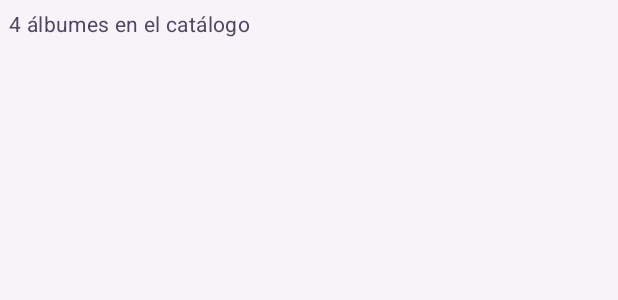
After one commit to juanfelipe99/desarrollo-movil-dream-team, an Android app: the layout item_album_count.xml on its own in the app's theme, with its tools: preview values and no code run, on a phone screen of 412 x 824 dp. The commit adds this screen. Shown: the top 300 px of the screen. Run offline under Robolectric (Android 15) with nearby library versions, the light colour scheme and no system bars.

Commit message:
Catálogo como en el prototipo: conteo, intérpretes y vacío según el rol

```diff
--- a/app/src/main/java/com/equipo2/vinilos/ui/albums/list/AlbumAdapter.kt
+++ b/app/src/main/java/com/equipo2/vinilos/ui/albums/list/AlbumAdapter.kt
@@ -11,7 +11,7 @@ import com.equipo2.vinilos.R
 import com.equipo2.vinilos.data.model.Album
 import com.equipo2.vinilos.databinding.ItemAlbumBinding
 
-/** Tarjetas del catálogo: portada, nombre, año y género, y el distintivo «Nuevo». Al tocar una avisa con su álbum. */
+/** Tarjetas del catálogo. Al tocar una avisa con su álbum. */
 class AlbumAdapter(
     private val onAlbumClick: (Album) -> Unit,
 ) : ListAdapter<AlbumItem, AlbumAdapter.AlbumViewHolder>(AlbumDiff) {
@@ -36,6 +36,8 @@ class AlbumAdapter(
 
             binding.albumCover.load(album.cover)
             binding.albumName.text = album.name
+            binding.albumPerformers.text = album.performers.joinToString(", ") { it.name }
+                .ifEmpty { context.getString(R.string.album_list_no_performers) }
             binding.albumSubtitle.text = context.getString(R.string.album_list_subtitle, album.releaseDate.year, album.genre)
             binding.albumNewBadge.isVisible = item.isNew
         }
--- /dev/null
+++ b/app/src/main/res/layout/item_album_count.xml
@@ -0,0 +1,13 @@
+<?xml version="1.0" encoding="utf-8"?>
+<!-- Con el padding de la cuadrícula queda a 16 dp del borde y a 12 dp de las tarjetas. -->
+<TextView xmlns:android="http://schemas.android.com/apk/res/android"
+    xmlns:tools="http://schemas.android.com/tools"
+    android:id="@+id/albumCount"
+    android:layout_width="match_parent"
+    android:layout_height="wrap_content"
+    android:layout_marginHorizontal="@dimen/album_grid_item_margin"
+    android:layout_marginTop="@dimen/album_grid_item_margin"
+    android:layout_marginBottom="@dimen/album_grid_item_margin"
+    android:textAppearance="@style/TextAppearance.Vinilos.BodyMedium"
+    android:textColor="@color/md_on_surface_variant"
+    tools:text="4 álbumes en el catálogo" />
```
Also changed, not shown: app/src/main/java/com/equipo2/vinilos/ui/albums/list/AlbumCountAdapter.kt (added, +35 -0 lines), app/src/main/java/com/equipo2/vinilos/ui/albums/list/AlbumListFragment.kt (+28 -13 lines), app/src/main/res/layout/item_album.xml (+20 -5 lines), app/src/main/res/values/strings_albums.xml (+10 -2 lines), 1 other file.
